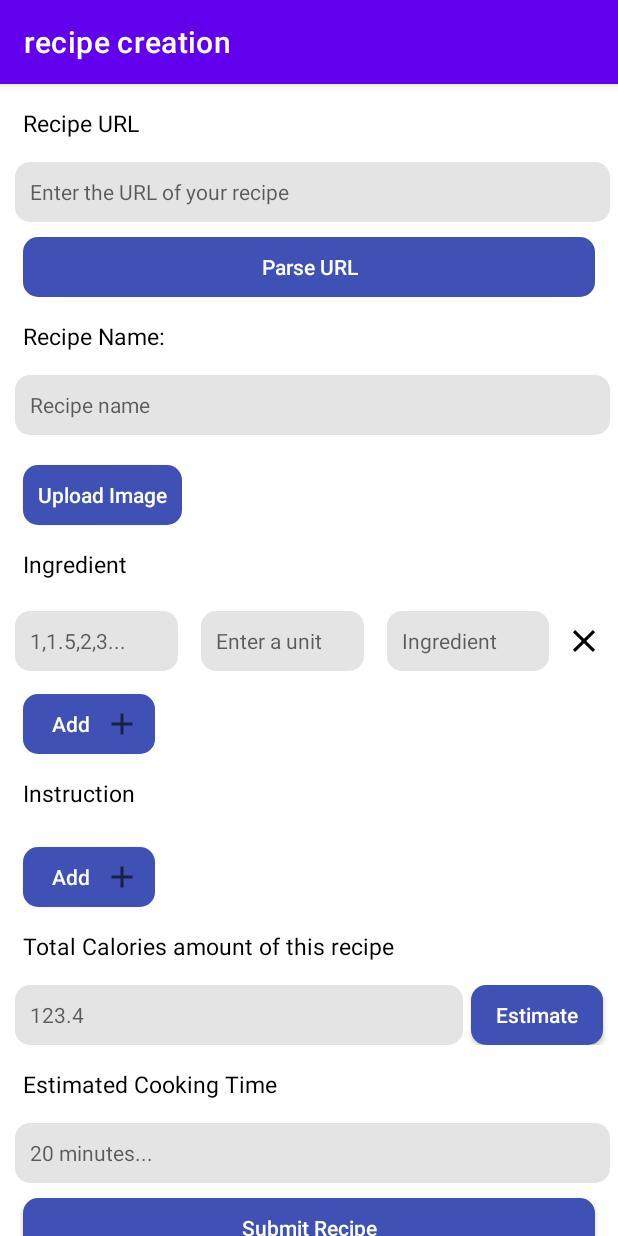
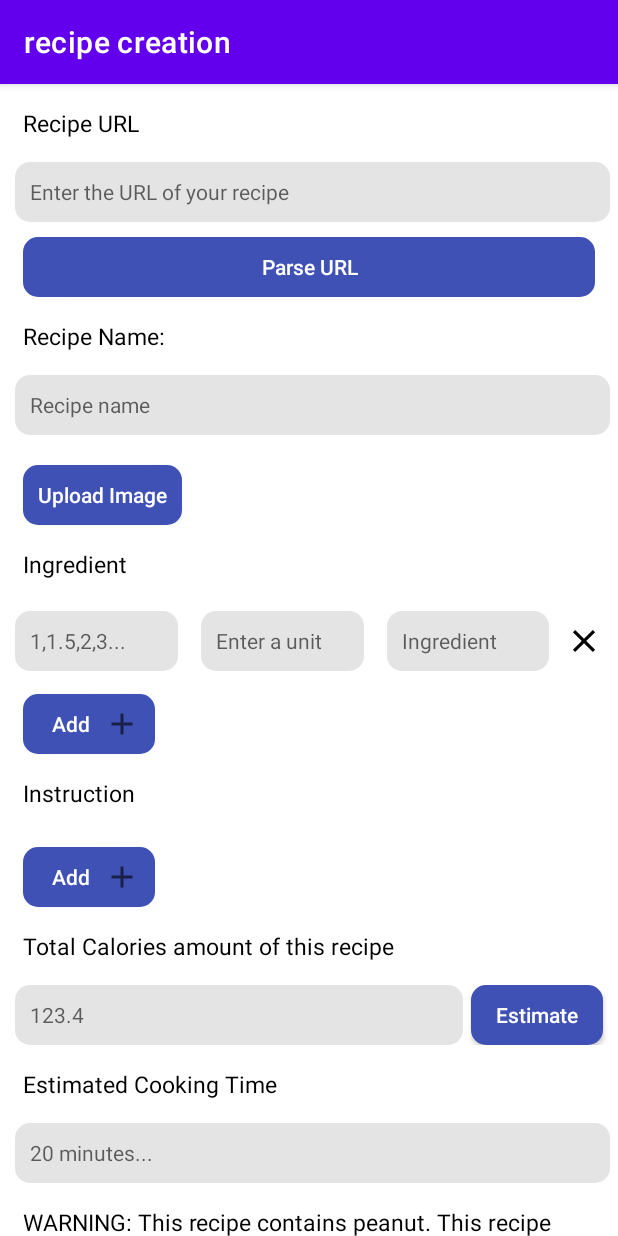
Before and after one commit to JingfeiPeng/cs446_android_team, an Android app: the RecipeCreationActivity screen opened directly, with no data from a screen before it, after a tap on "Add", on a phone screen of 412 x 824 dp. Run offline under Robolectric (Android 15) with nearby library versions, the phone set to English and light mode, and no system bars.

Commit message:
Added Warning Message Functionality.

```diff
--- a/app/src/main/java/com/example/cs446_meal_planner/RecipeActivity.java
+++ b/app/src/main/java/com/example/cs446_meal_planner/RecipeActivity.java
@@ -14,7 +14,10 @@ import android.os.Bundle;
 import android.os.Environment;
 import android.provider.MediaStore;
 import android.provider.Settings;
+import android.text.Editable;
+import android.text.TextWatcher;
 import android.util.Log;
+import android.view.KeyEvent;
 import android.view.View;
 import android.widget.ArrayAdapter;
 import android.widget.AutoCompleteTextView;
@@ -22,6 +25,7 @@ import android.widget.Button;
 import android.widget.EditText;
 import android.widget.ImageView;
 import android.widget.LinearLayout;
+import android.widget.TextView;
 
 import androidx.activity.result.ActivityResult;
 import androidx.activity.result.ActivityResultCallback;
@@ -35,6 +39,7 @@ import androidx.appcompat.widget.AppCompatSpinner;
 
 import com.example.cs446_meal_planner.model.IngredientCaloriesCalculator;
 import com.example.cs446_meal_planner.model.Recipe;
+import com.example.cs446_meal_planner.model.WarningMessageGenerator;
 
 import java.math.RoundingMode;
 import java.text.DecimalFormat;
@@ -47,6 +52,7 @@ import static android.view.View.GONE;
 public class RecipeActivity extends AppCompatActivity {
     protected EditText recipeNameEdit;
     protected EditText edit_calories_total;
+    protected TextView warning_message;
     protected LinearLayout add_ingredient_layoutlist;
     protected LinearLayout add_instruction_layoutlist;
     protected Button add_ingredient;
@@ -61,6 +67,7 @@ public class RecipeActivity extends AppCompatActivity {
     protected String [] units = {"whole", "gram", "teaspoon", "cup", "pound", "tablespoon"};
     protected String [] feedbacks = {"too sweet", "too salty", "too sour", "too spicy", "not sweet enough", "not salty enough", "not sour enough", "not spicy enough"};
     protected IngredientCaloriesCalculator calories_calculator = IngredientCaloriesCalculator.getInstance();
+    protected WarningMessageGenerator warningMessageGenerator = new WarningMessageGenerator();
 
     protected String image_path;
 
@@ -82,6 +89,7 @@ public class RecipeActivity extends AppCompatActivity {
         cookingTimeField = findViewById(R.id.edit_cooking_time);
         recipeNameEdit = findViewById(R.id.edit_recipe_name);
         edit_calories_total = findViewById(R.id.edit_calories_total);
+        warning_message = findViewById(R.id.warning_message);
         add_ingredient_layoutlist = findViewById(R.id.ingredient_list);
         add_instruction_layoutlist = findViewById(R.id.instruction_list);
         add_ingredient = findViewById(R.id.button_add_ingredient);
@@ -210,7 +218,31 @@ public class RecipeActivity extends AppCompatActivity {
                 .build();
         return r;
     }
-
+    public void collectIngredient()
+    {
+        warningMessageGenerator.clear_ingredients();
+        for (int i = 0; i < add_ingredient_layoutlist.getChildCount(); i++)
+        {
+            View curIngredientView = add_ingredient_layoutlist.getChildAt(i);
+            EditText curIngredientText = (EditText)curIngredientView.findViewById(R.id.edit_ingredient_name);
+            warningMessageGenerator.add_ingredients(curIngredientText.getText().toString());
+        }
+    }
+    public void setWarningMessage()
+    {
+        collectIngredient();
+        String warning = warningMessageGenerator.warning_msg();
+        if(!warning.equals(""))
+        {
+            warning_message.setText(warning);
+            warning_message.setVisibility(View.VISIBLE);
+        }
+        else
+        {
+            warning_message.setText("");
+            warning_message.setVisibility(GONE);
+        }
+    }
     public void addNewIngredient(String number, String unit, String name) {
         final View ingredientView = getLayoutInflater().inflate(R.layout.row_add_ingredient,null,false);
 
@@ -227,17 +259,30 @@ public class RecipeActivity extends AppCompatActivity {
         // name
         EditText editIngredientName = ingredientView.findViewById(R.id.edit_ingredient_name);
         editIngredientName.setText(name);
+        editIngredientName.addTextChangedListener(new TextWatcher() {
+            @Override
+            public void beforeTextChanged(CharSequence charSequence, int i, int i1, int i2) {
+            }
 
+            @Override
+            public void onTextChanged(CharSequence charSequence, int i, int i1, int i2) {
+            }
+            @Override
+            public void afterTextChanged(Editable editable) {
+                setWarningMessage();
+            }
+        });
         ImageView imageClose = ingredientView.findViewById(R.id.image_remove);
 
         imageClose.setOnClickListener(new View.OnClickListener() {
             @Override
             public void onClick(View v) {
                 add_ingredient_layoutlist.removeView(ingredientView);
+                setWarningMessage();
             }
         });
-
         add_ingredient_layoutlist.addView(ingredientView);
+        setWarningMessage();
     }
 
     public void addNewInstruction(String instruction) {
--- /dev/null
+++ b/app/src/main/java/com/example/cs446_meal_planner/model/WarningMessageGenerator.java
@@ -0,0 +1,67 @@
+package com.example.cs446_meal_planner.model;
+
+import java.util.ArrayList;
+
+public class WarningMessageGenerator {
+    private String []SINGLE_INGREDIENTS={"peanut"};
+    private String [][]MULTI_INGREDIENTS={{"crabs","vitamin c"}};
+    private ArrayList<String> ingredients;
+
+    public WarningMessageGenerator() {
+        this.ingredients = new ArrayList();
+    }
+    public void add_ingredients(String ingredients)
+    {
+        this.ingredients.add(ingredients);
+    }
+    public void clear_ingredients()
+    {
+        this.ingredients.clear();
+    }
+    public String warning_msg()
+    {
+        String tmp = "";
+        boolean hasWarning = false;
+        for(String I : ingredients)
+        {
+            for(String J: SINGLE_INGREDIENTS)
+            {
+                if(J.toLowerCase().contains(I) || I.contains(J.toLowerCase()))
+                {
+                    hasWarning = true;
+                    tmp+="This recipe contains "+J+". ";
+                }
+            }
+        }
+        for(int i =0 ;i < MULTI_INGREDIENTS.length;i++)
+        {
+            boolean []tmp_array = new boolean[MULTI_INGREDIENTS[i].length];
+            for(String I: ingredients)
+            {
+                for(int j=0;j<MULTI_INGREDIENTS[i].length;j++)
+                {
+                    String cur_ingredients = MULTI_INGREDIENTS[i][j];
+                    if(cur_ingredients.toLowerCase().contains(I) || I.contains(cur_ingredients.toLowerCase()))
+                    {
+                        tmp_array[j]=true;
+                    }
+                }
+            }
+            boolean if_multi_ingredient_match = true;
+            for(int j=0;j<MULTI_INGREDIENTS[i].length;j++)
+            {
+                if_multi_ingredient_match &=tmp_array[j];
+            }
+            if(if_multi_ingredient_match)
+            {
+                hasWarning = true;
+                tmp+="This recipe contains multiple ingredients that can cause potential harmful effects.";
+            }
+        }
+        if(hasWarning)
+        {
+            return "WARNING: "+tmp;
+        }
+        return "";
+    }
+}
--- a/app/src/main/res/layout/recipe.xml
+++ b/app/src/main/res/layout/recipe.xml
@@ -163,5 +163,13 @@
         android:textColor="@color/black"
         android:layout_width="match_parent"
         android:layout_height="40dp"></EditText>
-
+    <TextView
+        android:id="@+id/warning_message"
+        android:layout_width="wrap_content"
+        android:layout_height="wrap_content"
+        android:visibility="gone"
+        android:text="warning"
+        android:textSize="15sp"
+        android:layout_margin="15dp"
+        android:textColor="@color/black"></TextView>
 </LinearLayout>
--- a/app/src/main/res/layout/recipe_creation_view.xml
+++ b/app/src/main/res/layout/recipe_creation_view.xml
@@ -28,6 +28,7 @@
             android:textColor="@color/black"
             android:layout_width="match_parent"
             android:layout_height="40dp"></EditText>
+
         <Button
             android:id="@+id/button_parse_recipe_url"
             android:background="@drawable/round_primary"
@@ -44,7 +45,6 @@
             ></Button>
 
         <include layout="@layout/recipe" />
-
         <Button
             android:id="@+id/button_submit_recipe"
             android:background="@drawable/round_primary"
```
